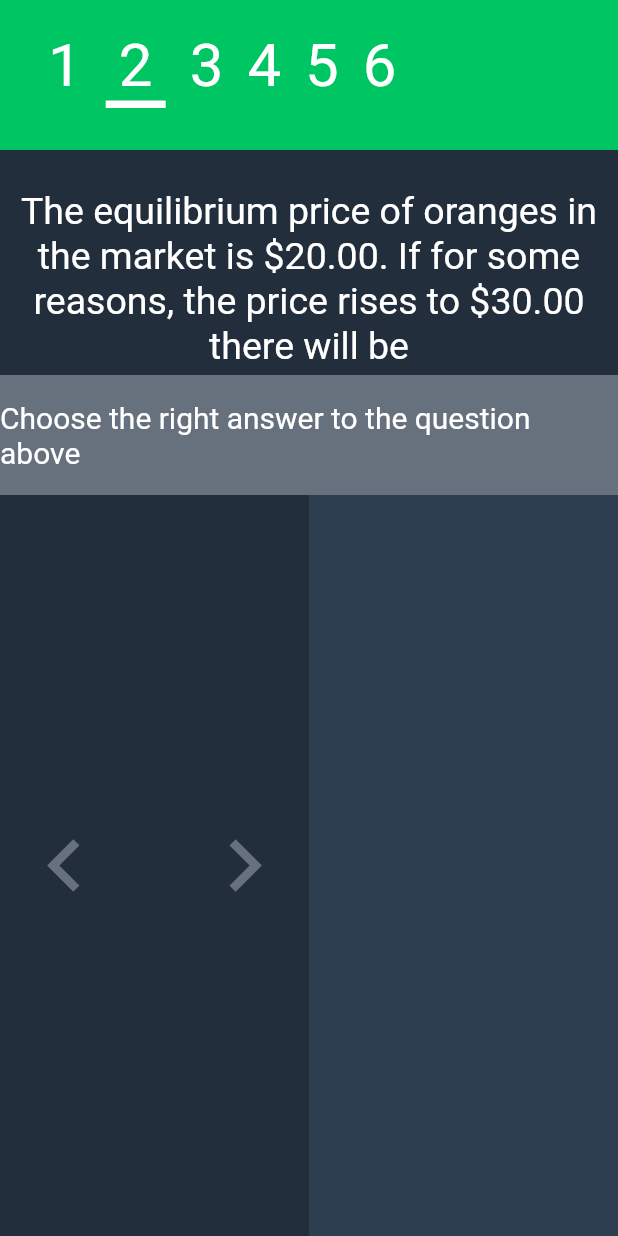
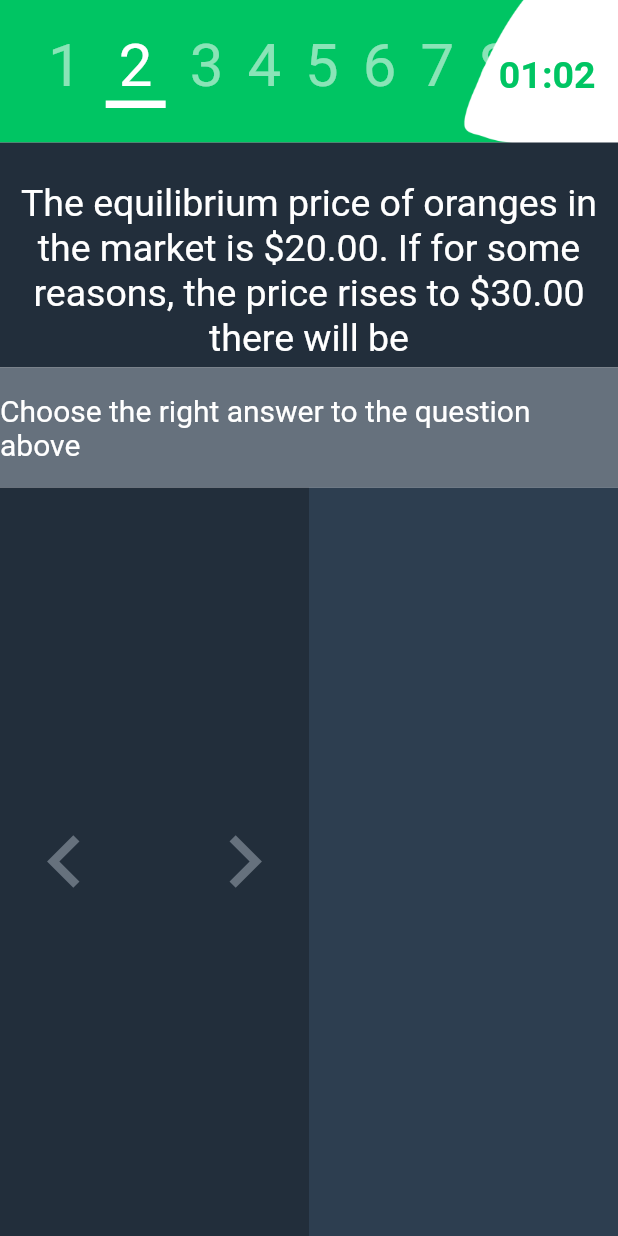
Before and after one commit to nakjemmy/adeo_testapp, a Flutter app: the screen it shows after launch, after a tap on "Let's Go", on a phone screen of 412 x 824 dp. Run offline on Flutter 3.47's test engine with Material 2 defaults, Android fonts, the light colour scheme and no system bars; drawn by our look-alikes of flutter_html; our stand-ins replace auto_route, bloc, flutter_switch; generated files the repository leaves out were written again.

Commit message:
added header right

```diff
--- a/lib/diagnostic_test/widgets/diagnostic_test_header.dart
+++ b/lib/diagnostic_test/widgets/diagnostic_test_header.dart
@@ -2,16 +2,68 @@
 
 import 'package:flutter/material.dart';
 
+import '../../theme/colors.dart';
+
 class DiagnosticTestHeader extends StatelessWidget {
-  const DiagnosticTestHeader({super.key});
+  const DiagnosticTestHeader({
+    super.key,
+  });
 
   @override
   Widget build(BuildContext context) {
     return Container(
-      height: 100,
+      height: 95,
       color: Theme.of(context).primaryColor,
-      child: Row(
-        children: const [QuestionNumbers()],
+      child: SizedBox(
+        width: double.maxFinite,
+        child: Stack(
+          children: [
+            const SizedBox(
+              width: 400,
+              child: QuestionNumbers(),
+            ),
+            Positioned(
+              top: 0,
+              right: -10,
+              child: Stack(
+                children: [
+                  SizedBox(
+                    height: 100,
+                    child: Image.asset('assets/images/header_right.png'),
+                  ),
+                  Positioned(
+                    right: 25,
+                    top: 0,
+                    bottom: 0,
+                    child: Center(
+                      child: GestureDetector(
+                        onTap: () => ScaffoldMessenger.of(context).showSnackBar(
+                          const SnackBar(
+                            backgroundColor: Colors.white,
+                            content: Text(
+                              'You pressed skip',
+                              style: TextStyle(
+                                color: AppColors.primaryColor,
+                              ),
+                            ),
+                          ),
+                        ),
+                        child: const Text(
+                          '01:02',
+                          style: TextStyle(
+                            color: AppColors.primaryColor,
+                            fontSize: 25,
+                            fontWeight: FontWeight.w600,
+                          ),
+                        ),
+                      ),
+                    ),
+                  ),
+                ],
+              ),
+            ),
+          ],
+        ),
       ),
     );
   }
@@ -25,21 +77,24 @@ class QuestionNumbers extends StatelessWidget {
     final data = List.generate(20, (index) => index + 1);
     final selectedIndex = data[0];
     return Container(
-      width: 300,
       padding: const EdgeInsets.symmetric(horizontal: 24, vertical: 12),
       child: ListView.builder(
         scrollDirection: Axis.horizontal,
         itemCount: data.length,
         itemBuilder: (context, index) {
+          final selected = index == selectedIndex;
           return Padding(
             padding: const EdgeInsets.all(8),
             child: Column(
               children: [
                 Text(
                   data[index].toString(),
-                  style: const TextStyle(color: Colors.white, fontSize: 40),
+                  style: TextStyle(
+                    color: selected ? Colors.white : Colors.white54,
+                    fontSize: 40,
+                  ),
                 ),
-                if (index == selectedIndex)
+                if (selected)
                   Container(
                     width: 40,
                     height: 5,
--- a/lib/welcome/view/welcome_page.dart
+++ b/lib/welcome/view/welcome_page.dart
@@ -1,8 +1,7 @@
+import 'package:adeo_testapp/routes.gr.dart';
+import 'package:adeo_testapp/theme/colors.dart';
 import 'package:auto_route/auto_route.dart';
 import 'package:flutter/material.dart';
-
-import '../../routes.gr.dart';
-import '../../theme/colors.dart';
 
 class WelcomePage extends StatelessWidget {
   const WelcomePage({super.key});
@@ -27,9 +26,49 @@ class WelcomeView extends StatelessWidget {
   Widget build(BuildContext context) {
     return Scaffold(
       backgroundColor: Theme.of(context).primaryColor,
-      body: Center(
+      body: Stack(
+        children: [
+          Positioned(
+            top: -5,
+            right: -10,
+            child: Stack(
+              children: [
+                SizedBox(
+                  height: 100,
+                  child: Image.asset('assets/images/header_right.png'),
+                ),
+                Positioned(
+                  right: 35,
+                  top: 0,
+                  bottom: 0,
+                  child: Center(
+                    child: GestureDetector(
+                      onTap: () => ScaffoldMessenger.of(context).showSnackBar(
+                        const SnackBar(
+                          backgroundColor: Colors.white,
+                          content: Text(
+                            'You pressed skip',
+                            style: TextStyle(
+                              color: AppColors.primaryColor,
+                            ),
+                          ),
+                        ),
+                      ),
+                      child: const Text(
+                        'Skip',
+                        style: const TextStyle(
+                          color: AppColors.primaryColor,
+                          fontSize: 20,
+                        ),
+                      ),
+                    ),
+                  ),
+                ),
+              ],
+            ),
+          ),
+          Center(
             child: Column(
-          crossAxisAlignment: CrossAxisAlignment.center,
               mainAxisAlignment: MainAxisAlignment.center,
               children: [
                 const Text(
@@ -96,6 +135,8 @@ class WelcomeView extends StatelessWidget {
               ],
             ),
           ),
+        ],
+      ),
     );
   }
 }
--- a/pubspec.yaml
+++ b/pubspec.yaml
@@ -32,6 +32,9 @@ dev_dependencies:
 flutter:
   uses-material-design: true
   generate: true
+  assets:
+    - assets/images/
+
   fonts:
     - family: Hamelin
       fonts:
```
Also changed, not shown: assets/images/header_right.png (added). Lines whose indentation alone changed are shown as unchanged.
